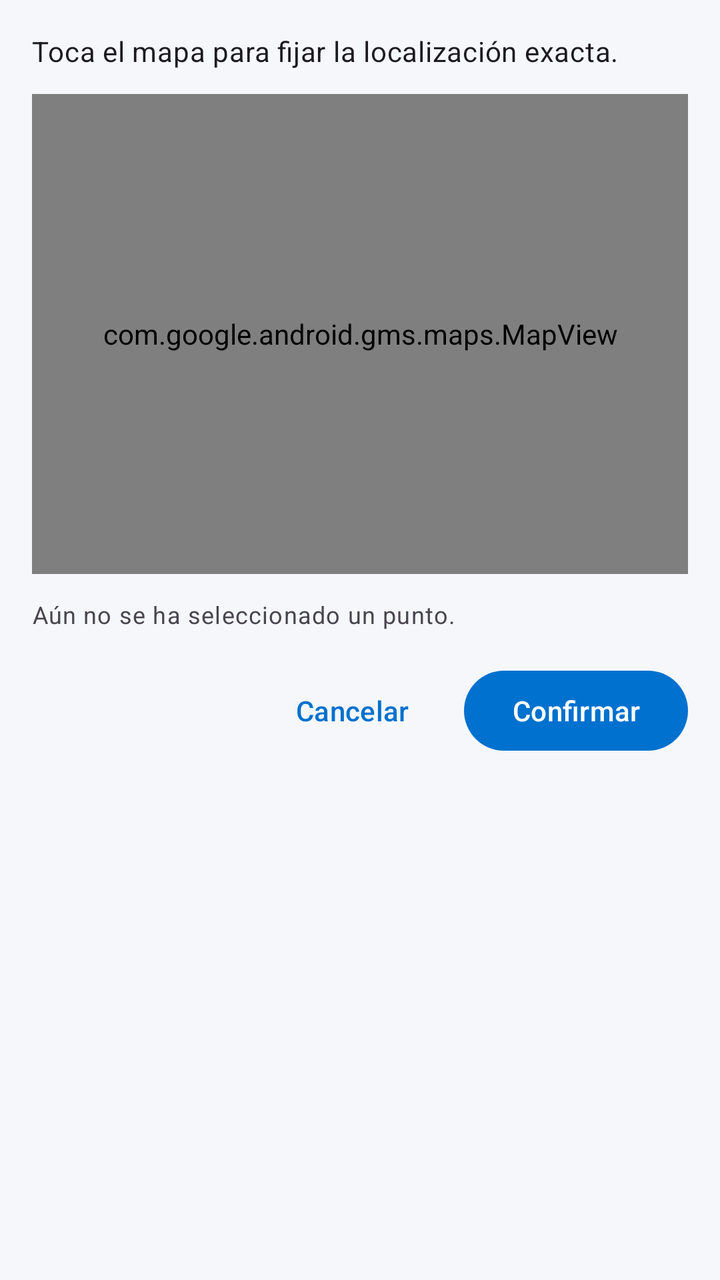
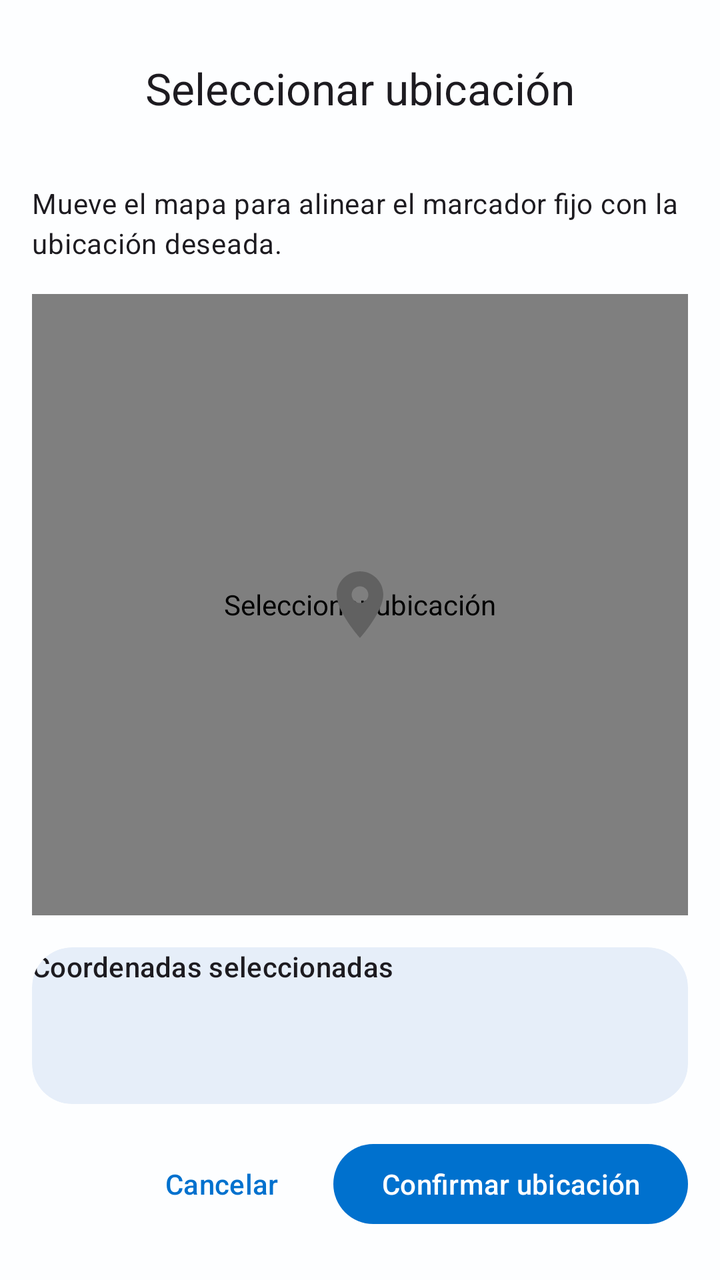

Compare the two renders of this Android layout. The source of the first and the diff that turns it into the second are given below.
<!-- AndroidManifest.xml: application theme Theme.TecniAppICE -->
<!-- res/layout/bottomsheet_map_picker.xml -->
<?xml version="1.0" encoding="utf-8"?>
<LinearLayout xmlns:android="http://schemas.android.com/apk/res/android"
    android:layout_width="match_parent"
    android:layout_height="wrap_content"
    android:orientation="vertical"
    android:padding="16dp">

    <com.google.android.material.textview.MaterialTextView
        android:id="@+id/tvInstruction"
        android:layout_width="match_parent"
        android:layout_height="wrap_content"
        android:text="@string/map_picker_instruction"
        android:textAppearance="@style/TextAppearance.Material3.BodyMedium" />

    <com.google.android.gms.maps.MapView
        android:id="@+id/mapView"
        android:layout_width="match_parent"
        android:layout_height="240dp"
        android:layout_marginTop="12dp" />

    <com.google.android.material.textview.MaterialTextView
        android:id="@+id/tvSelectedCoordinates"
        android:layout_width="match_parent"
        android:layout_height="wrap_content"
        android:layout_marginTop="12dp"
        android:text="@string/map_picker_pending"
        android:textAppearance="@style/TextAppearance.Material3.BodySmall" />

    <LinearLayout
        android:layout_width="match_parent"
        android:layout_height="wrap_content"
        android:layout_marginTop="16dp"
        android:gravity="end"
        android:orientation="horizontal">

        <com.google.android.material.button.MaterialButton
            android:id="@+id/btnCancelar"
            style="@style/Widget.Material3.Button.TextButton"
            android:layout_width="wrap_content"
            android:layout_height="wrap_content"
            android:text="@string/admin_confirm_cancel" />

        <com.google.android.material.button.MaterialButton
            android:id="@+id/btnConfirmar"
            style="@style/Widget.Material3.Button"
            android:layout_width="wrap_content"
            android:layout_height="wrap_content"
            android:layout_marginStart="12dp"
            android:text="@string/admin_confirm_accept" />
    </LinearLayout>

</LinearLayout>
<!-- resources referenced by this layout -->
<resources>
  <string name="admin_confirm_accept">Confirmar</string>
  <string name="admin_confirm_cancel">Cancelar</string>
  <string name="map_picker_instruction">Toca el mapa para fijar la localización exacta.</string>
  <string name="map_picker_pending">Aún no se ha seleccionado un punto.</string>
  <style name="Theme.TecniAppICE" parent="Theme.Material3.Light.NoActionBar">
  
          
          <item name="colorPrimary">@color/ice_blue</item>
          <item name="colorOnPrimary">@color/white</item>
          <item name="colorSecondary">@color/ice_yellow</item>
          <item name="colorOnSecondary">@color/black</item>
  
          
          <item name="android:colorBackground">@color/bg_light</item>
          <item name="android:windowBackground">@color/bg_light</item>
          <item name="colorSurface">@color/surface_light</item>
          <item name="colorSurfaceVariant">@color/surface_variant_light</item>
          <item name="colorOnSurface">@color/on_light</item>
          <item name="colorOnBackground">@color/on_light</item>
          <item name="colorOutline">@color/outline_soft</item>
  
          
          <item name="colorError">@color/error_500</item>
          <item name="colorTertiary">@color/success_500</item>
  
          
          <item name="android:statusBarColor">@android:color/transparent</item>
          <item name="android:navigationBarColor">@color/bg_light</item>
          <item name="android:windowLightStatusBar">true</item>
          <item name="android:windowLightNavigationBar">true</item>
  
          
          <item name="materialCardViewStyle">@style/Tecni.Card</item>
          <item name="materialButtonStyle">@style/Tecni.Button</item>
          <item name="chipStyle">@style/Tecni.Chip</item>
          <item name="toolbarStyle">@style/Tecni.Toolbar</item>
      </style>
  <color name="ice_blue">#0071CE</color>
  <color name="white">#FFFFFFFF</color>
  <color name="ice_yellow">#FFDD00</color>
  <color name="black">#FF000000</color>
  <color name="bg_light">#F5F7FB</color>
  <color name="surface_light">#FDFEFF</color>
  <color name="surface_variant_light">#E6EEF9</color>
  <color name="on_light">#0A0A0A</color>
  <color name="outline_soft">#1F000000</color>
  <color name="error_500">#D32F2F</color>
  <color name="success_500">#4CAF50</color>
  <style name="Tecni.Card" parent="Widget.Material3.CardView.Elevated">
          <item name="cardCornerRadius">20dp</item>
          <item name="cardElevation">3dp</item>
          <item name="strokeWidth">0dp</item>
      </style>
  <style name="Tecni.Button" parent="Widget.Material3.Button.TonalButton">
          <item name="minHeight">44dp</item>
      </style>
  <style name="Tecni.Chip" parent="Widget.Material3.Chip.Filter">
          <item name="minHeight">36dp</item>
      </style>
  <style name="Tecni.Toolbar" parent="Widget.Material3.Toolbar">
          <item name="elevation">2dp</item>
      </style>
</resources>

<!-- the commit's change to res/layout/bottomsheet_map_picker.xml (unified diff, before → after) -->
@@ -1,52 +1,133 @@
 <?xml version="1.0" encoding="utf-8"?>
-<LinearLayout xmlns:android="http://schemas.android.com/apk/res/android"
+<androidx.constraintlayout.widget.ConstraintLayout xmlns:android="http://schemas.android.com/apk/res/android"
+    xmlns:app="http://schemas.android.com/apk/res-auto"
+    xmlns:tools="http://schemas.android.com/tools"
     android:layout_width="match_parent"
-    android:layout_height="wrap_content"
-    android:orientation="vertical"
-    android:padding="16dp">
+    android:layout_height="match_parent"
+    android:background="?attr/colorSurface"
+    android:paddingBottom="24dp"
+    android:paddingHorizontal="16dp"
+    tools:context="com.Arasoftsolutions.tecniapp_ice.ui.admin.MapCoordinatePickerBottomSheet">
+
+    <com.google.android.material.appbar.MaterialToolbar
+        android:id="@+id/toolbar"
+        android:layout_width="0dp"
+        android:layout_height="wrap_content"
+        android:layout_marginTop="12dp"
+        android:background="@android:color/transparent"
+        android:elevation="0dp"
+        android:theme="@style/ThemeOverlay.Material3.Toolbar.Surface"
+        app:layout_constraintEnd_toEndOf="parent"
+        app:layout_constraintStart_toStartOf="parent"
+        app:layout_constraintTop_toTopOf="parent"
+        app:title="@string/map_picker_title"
+        app:titleCentered="true" />
 
     <com.google.android.material.textview.MaterialTextView
-        android:id="@+id/tvInstruction"
-        android:layout_width="match_parent"
+        android:id="@+id/instructionsText"
+        android:layout_width="0dp"
         android:layout_height="wrap_content"
-        android:text="@string/map_picker_instruction"
-        android:textAppearance="@style/TextAppearance.Material3.BodyMedium" />
+        android:layout_marginTop="16dp"
+        android:text="@string/map_picker_hint"
+        android:textAppearance="@style/TextAppearance.Material3.BodyMedium"
+        app:layout_constraintEnd_toEndOf="parent"
+        app:layout_constraintStart_toStartOf="parent"
+        app:layout_constraintTop_toBottomOf="@id/toolbar" />
 
-    <com.google.android.gms.maps.MapView
-        android:id="@+id/mapView"
-        android:layout_width="match_parent"
-        android:layout_height="240dp"
-        android:layout_marginTop="12dp" />
+    <FrameLayout
+        android:id="@+id/mapContainer"
+        android:layout_width="0dp"
+        android:layout_height="0dp"
+        android:layout_marginTop="16dp"
+        android:layout_marginBottom="16dp"
+        app:layout_constraintBottom_toTopOf="@+id/coordinatesCard"
+        app:layout_constraintEnd_toEndOf="parent"
+        app:layout_constraintStart_toStartOf="parent"
+        app:layout_constraintTop_toBottomOf="@id/instructionsText">
 
-    <com.google.android.material.textview.MaterialTextView
-        android:id="@+id/tvSelectedCoordinates"
-        android:layout_width="match_parent"
+        <com.google.android.gms.maps.MapView
+            android:id="@+id/mapView"
+            android:layout_width="match_parent"
+            android:layout_height="match_parent"
+            android:contentDescription="@string/map_picker_title" />
+
+        <ImageView
+            android:id="@+id/markerImage"
+            android:layout_width="40dp"
+            android:layout_height="40dp"
+            android:layout_gravity="center"
+            android:contentDescription="@string/map_picker_marker_content_description"
+            android:src="@drawable/ic_location" />
+    </FrameLayout>
+
+    <com.google.android.material.card.MaterialCardView
+        android:id="@+id/coordinatesCard"
+        android:layout_width="0dp"
         android:layout_height="wrap_content"
-        android:layout_marginTop="12dp"
-        android:text="@string/map_picker_pending"
-        android:textAppearance="@style/TextAppearance.Material3.BodySmall" />
+        android:layout_marginBottom="16dp"
+        android:padding="16dp"
+        app:cardBackgroundColor="?attr/colorSurfaceVariant"
+        app:cardCornerRadius="20dp"
+        app:cardElevation="0dp"
+        app:layout_constraintBottom_toTopOf="@+id/actionButtons"
+        app:layout_constraintEnd_toEndOf="parent"
+        app:layout_constraintStart_toStartOf="parent">
+
+        <LinearLayout
+            android:layout_width="match_parent"
+            android:layout_height="wrap_content"
+            android:orientation="vertical">
+
+            <com.google.android.material.textview.MaterialTextView
+                android:id="@+id/coordinatesTitle"
+                android:layout_width="wrap_content"
+                android:layout_height="wrap_content"
+                android:text="@string/map_picker_coordinates_title"
+                android:textAppearance="@style/TextAppearance.Material3.TitleSmall" />
+
+            <com.google.android.material.textview.MaterialTextView
+                android:id="@+id/latitudeValue"
+                android:layout_width="wrap_content"
+                android:layout_height="wrap_content"
+                android:layout_marginTop="12dp"
+                android:textAppearance="@style/TextAppearance.Material3.BodyLarge"
+                android:textColor="?attr/colorOnSurface" />
+
+            <com.google.android.material.textview.MaterialTextView
+                android:id="@+id/longitudeValue"
+                android:layout_width="wrap_content"
+                android:layout_height="wrap_content"
+                android:layout_marginTop="4dp"
+                android:textAppearance="@style/TextAppearance.Material3.BodyLarge"
+                android:textColor="?attr/colorOnSurface" />
+        </LinearLayout>
+    </com.google.android.material.card.MaterialCardView>
 
     <LinearLayout
-        android:layout_width="match_parent"
+        android:id="@+id/actionButtons"
+        android:layout_width="0dp"
         android:layout_height="wrap_content"
-        android:layout_marginTop="16dp"
+        android:layout_marginTop="8dp"
         android:gravity="end"
-        android:orientation="horizontal">
+        android:orientation="horizontal"
+        app:layout_constraintBottom_toBottomOf="parent"
+        app:layout_constraintEnd_toEndOf="parent"
+        app:layout_constraintStart_toStartOf="parent">
 
         <com.google.android.material.button.MaterialButton
-            android:id="@+id/btnCancelar"
+            android:id="@+id/buttonCancel"
             style="@style/Widget.Material3.Button.TextButton"
             android:layout_width="wrap_content"
             android:layout_height="wrap_content"
-            android:text="@string/admin_confirm_cancel" />
+            android:text="@string/map_picker_cancel" />
 
         <com.google.android.material.button.MaterialButton
-            android:id="@+id/btnConfirmar"
+            android:id="@+id/buttonConfirm"
             style="@style/Widget.Material3.Button"
             android:layout_width="wrap_content"
             android:layout_height="wrap_content"
             android:layout_marginStart="12dp"
-            android:text="@string/admin_confirm_accept" />
+            android:text="@string/map_picker_confirm" />
     </LinearLayout>
 
-</LinearLayout>
+</androidx.constraintlayout.widget.ConstraintLayout>
<!-- resource entries referenced after the edit -->
@@ -1,9 +1,22 @@
 <!-- resources referenced by this layout -->
 <resources>
-  <string name="admin_confirm_accept">Confirmar</string>
-  <string name="admin_confirm_cancel">Cancelar</string>
-  <string name="map_picker_instruction">Toca el mapa para fijar la localización exacta.</string>
-  <string name="map_picker_pending">Aún no se ha seleccionado un punto.</string>
+  <!-- drawable ic_location (drawable) -->
+  <vector xmlns:android="http://schemas.android.com/apk/res/android"
+      android:width="24dp"
+      android:height="24dp"
+      android:viewportWidth="24"
+      android:viewportHeight="24"
+      android:tint="@color/dark_gray">
+    <path
+        android:fillColor="@android:color/white"
+        android:pathData="M12,2C8.13,2 5,5.13 5,9c0,5.25 7,13 7,13s7,-7.75 7,-13c0,-3.87 -3.13,-7 -7,-7zM12,11.5c-1.38,0 -2.5,-1.12 -2.5,-2.5s1.12,-2.5 2.5,-2.5 2.5,1.12 2.5,2.5 -1.12,2.5 -2.5,2.5z"/>
+  </vector>
+  <string name="map_picker_cancel">Cancelar</string>
+  <string name="map_picker_confirm">Confirmar ubicación</string>
+  <string name="map_picker_coordinates_title">Coordenadas seleccionadas</string>
+  <string name="map_picker_hint">Mueve el mapa para alinear el marcador fijo con la ubicación deseada.</string>
+  <string name="map_picker_marker_content_description">Marcador fijo de la ubicación seleccionada</string>
+  <string name="map_picker_title">Seleccionar ubicación</string>
   <style name="Theme.TecniAppICE" parent="Theme.Material3.Light.NoActionBar">
   
           
@@ -37,6 +50,7 @@
           <item name="chipStyle">@style/Tecni.Chip</item>
           <item name="toolbarStyle">@style/Tecni.Toolbar</item>
       </style>
+  <color name="dark_gray">#616161</color>
   <color name="ice_blue">#0071CE</color>
   <color name="white">#FFFFFFFF</color>
   <color name="ice_yellow">#FFDD00</color>
